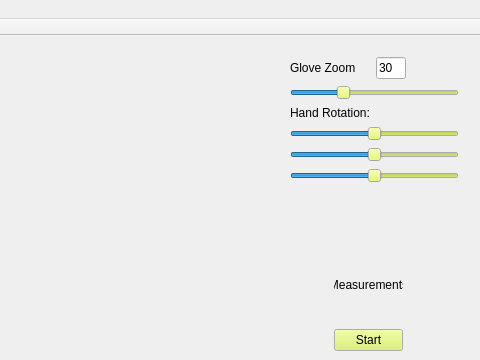
DubelSoftwareSolutions/SensorHand_DataVisualisation, file Projekt/SensorGloveQt/mainwindow.ui: the form before one commit; both pictures show x 341 to 821 and y 0 to 360 of the 821 by 624 pixel window.
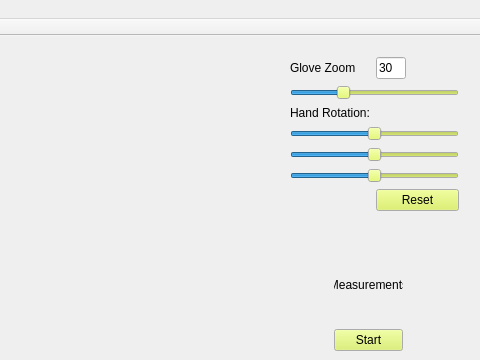
The form after the commit.

```diff
--- a/Projekt/SensorGloveQt/mainwindow.ui
+++ b/Projekt/SensorGloveQt/mainwindow.ui
@@ -1184,6 +1184,13 @@
        </property>
       </widget>
      </item>
+     <item row="6" column="1">
+      <widget class="QPushButton" name="RotationResetButton">
+       <property name="text">
+        <string>Reset</string>
+       </property>
+      </widget>
+     </item>
     </layout>
    </widget>
    <widget class="QWidget" name="chartLayout" native="true">
```
